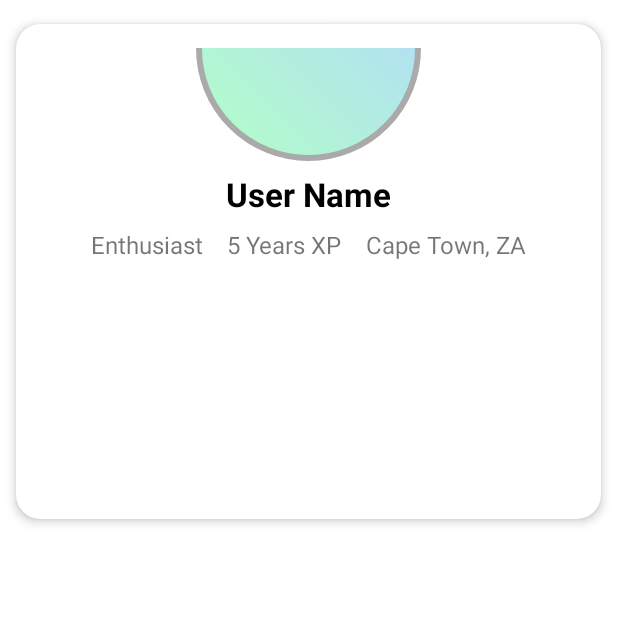
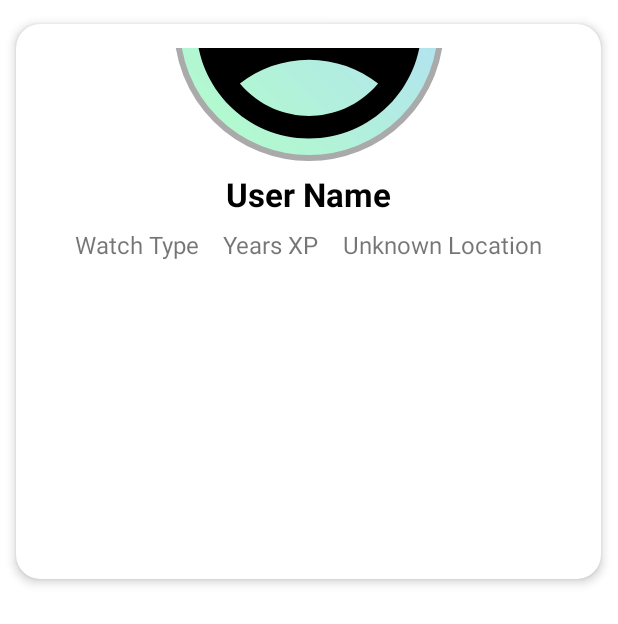
Before and after one commit to JDKTertiaryStudies/Bird-Spotter-POE, an Android app: the layout user_details_layout.xml on its own in the app's theme, with its tools: preview values and no code run, on a phone screen of 412 x 824 dp. Shown: the top 624 px of the screen. Run offline under Robolectric (Android 15) with nearby library versions, the phone set to English and light mode, and no system bars.

Commit message:
Mini Update To User UI

```diff
--- a/app/src/main/res/layout/user_details_layout.xml
+++ b/app/src/main/res/layout/user_details_layout.xml
@@ -6,7 +6,7 @@
     android:layout_marginBottom="3dp"
     android:layout_marginTop="3dp"
     android:layout_gravity="center_horizontal"
-    android:layout_height="330dp"
+    android:layout_height="370dp"
     android:layout_margin="16dp"
     app:cardCornerRadius="16dp"
     app:cardElevation="4dp"
@@ -20,9 +20,10 @@
         <!-- Profile Image with grey border -->
         <ImageView
             android:id="@+id/profileImage"
-            android:layout_width="150dp"
-            android:layout_height="150dp"
-            android:layout_marginTop="-75dp"
+            android:layout_width="180dp"
+            android:layout_height="180dp"
+            android:layout_marginTop="-105dp"
+            android:src="@drawable/ic_user"
             android:scaleType="centerCrop"
             android:background="@drawable/gradient_circle_background"
             app:layout_constraintTop_toTopOf="parent"
@@ -60,7 +61,7 @@
                 android:id="@+id/userBirdWatcherType"
                 android:layout_width="wrap_content"
                 android:layout_height="wrap_content"
-                android:text="Enthusiast"
+                android:text="Watch Type"
                 android:textSize="16sp"
                 android:layout_marginEnd="16dp" />
 
@@ -70,7 +71,7 @@
                 android:layout_width="wrap_content"
                 android:layout_height="wrap_content"
                 android:layout_gravity="center_horizontal"
-                android:text="5 Years XP"
+                android:text="Years XP"
                 android:textSize="16sp"
                 android:layout_marginEnd="16dp" />
 
@@ -79,7 +80,7 @@
                 android:id="@+id/userLocation"
                 android:layout_width="wrap_content"
                 android:layout_height="wrap_content"
-                android:text="Cape Town, ZA"
+                android:text="Unknown Location"
                 android:textSize="16sp" />
         </LinearLayout>
 
@@ -92,6 +93,7 @@
             android:textColor="@android:color/white"
             android:background="@drawable/rounded_button_background"
             android:layout_marginTop="8dp"
+            android:elevation="15dp"
             app:layout_constraintTop_toBottomOf="@id/detailsContainer"
             app:layout_constraintStart_toStartOf="parent"
             app:layout_constraintEnd_toEndOf="parent"
```
Also changed, not shown: app/src/main/res/drawable/ic_user_icon.png (added), app/src/main/res/drawable/user.png (added).
